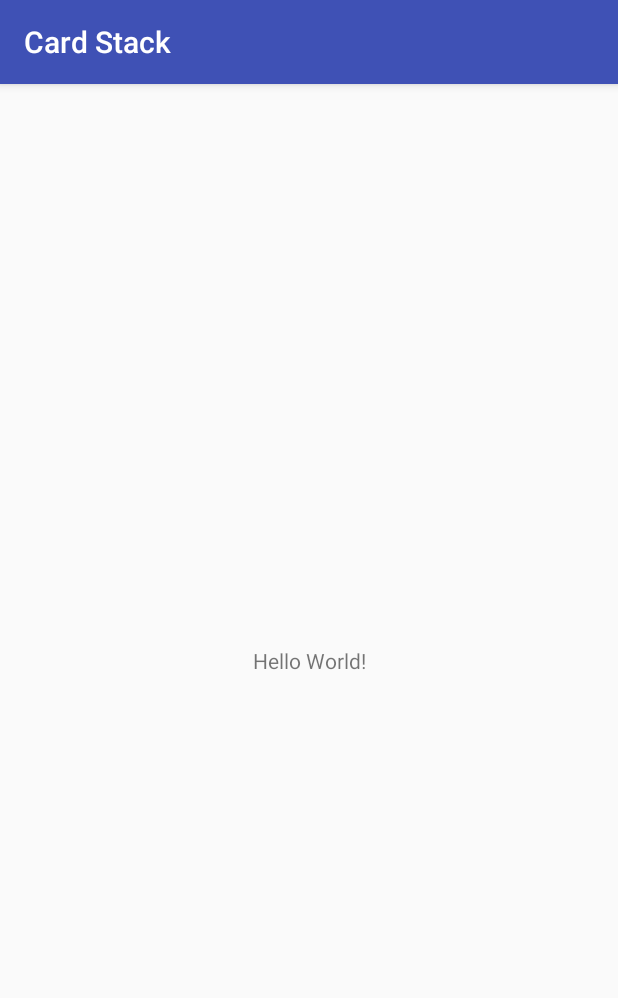
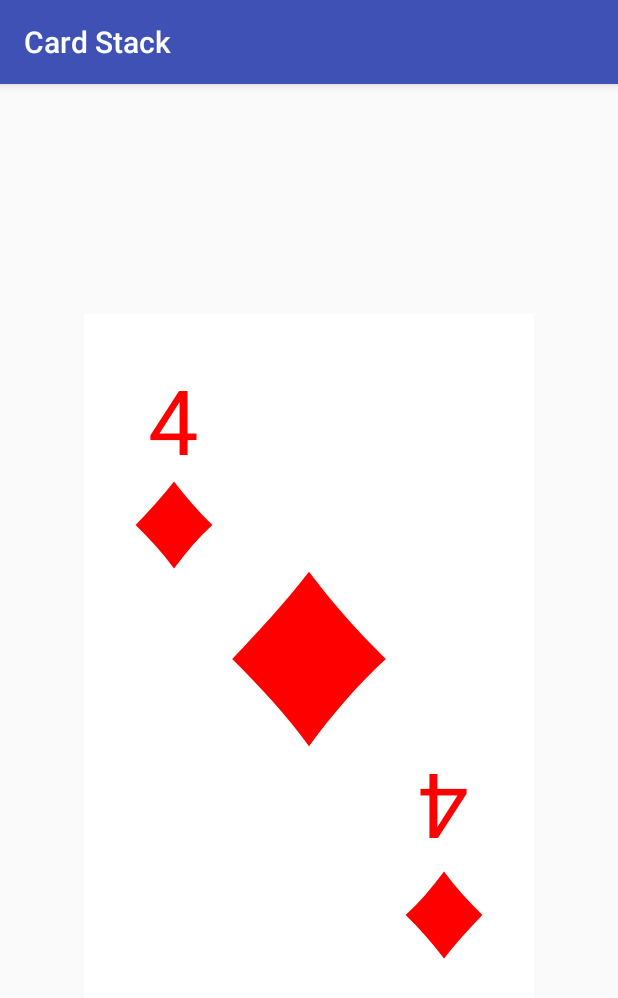
Before and after one commit to ChapmanCPSC356Fall2017/card-stack-harna100, an Android app: the screen it shows after launch (MainActivity), on a phone screen of 412 x 824 dp. Shown: the top 998 px of the screen. Run offline under Robolectric (Android 15) with nearby library versions, the phone set to English and light mode, and no system bars.

Commit message:
Completes basic assignment, maybe will add animations?

```diff
--- a/app/src/main/java/edu/chapman/cpsc356/harna100/cardstack/CardView.java
+++ b/app/src/main/java/edu/chapman/cpsc356/harna100/cardstack/CardView.java
@@ -1,6 +1,9 @@
 package edu.chapman.cpsc356.harna100.cardstack;
 
 import android.content.Context;
+import android.graphics.Color;
+import android.support.annotation.NonNull;
+import android.support.annotation.Nullable;
 import android.util.AttributeSet;
 import android.view.LayoutInflater;
 import android.widget.FrameLayout;
@@ -21,11 +24,22 @@ public class CardView extends FrameLayout {
 	private ImageView iv_suit_mid;
 	private ImageView iv_suit_bot;
 
+	public CardView(@NonNull Context context, @Nullable AttributeSet attrs) {
+		super(context, attrs);
+		setViews();
+		cardModel = new CardModel(Suit.Heart, "A");
+	}
+
 	public CardView(Context context, AttributeSet attrs, CardModel cardModel){
 		super(context, attrs);
 		this.cardModel = cardModel;
 		LayoutInflater.from(context).inflate(R.layout.fl_card, this, true);
 
+		setViews();
+		setCard();
+	}
+
+	private void setViews(){
 		this.tv_top = (TextView) findViewById(R.id.tv_top_numb);
 		this.tv_bot = (TextView) findViewById(R.id.tv_bot_numb);
 
@@ -34,4 +48,63 @@ public class CardView extends FrameLayout {
 		this.iv_suit_bot = (ImageView) findViewById(R.id.iv_bot_suit);
 
 	}
+
+	private void setCard(){
+		setSuits();
+		setValue();
+		setTextColor();
+	}
+
+	private void setSuits(){
+		int toUse = R.drawable.ic_heart;
+
+		switch(cardModel.getSuit()){
+			case Heart:
+				toUse = R.drawable.ic_heart;
+				break;
+			case Diamond:
+				toUse = R.drawable.ic_diamond;
+				break;
+			case Club:
+				toUse = R.drawable.ic_club;
+				break;
+			case Spade:
+				toUse = R.drawable.ic_spade;
+				break;
+		}
+
+		iv_suit_top.setImageResource(toUse);
+		iv_suit_mid.setImageResource(toUse);
+		iv_suit_bot.setImageResource(toUse);
+	}
+
+	private void setValue(){
+		tv_top.setText(cardModel.getValue());
+		tv_bot.setText(cardModel.getValue());
+	}
+
+	private void setTextColor(){
+		int toUse = Color.RED;
+
+		switch(cardModel.getSuit()){
+			case Heart:
+			case Diamond:
+				toUse = Color.RED;
+				break;
+			case Club:
+			case Spade:
+				toUse = Color.BLACK;
+				break;
+		}
+
+		tv_top.setTextColor(toUse);
+		tv_bot.setTextColor(toUse);
+	}
+
+
+	public void changeCardModel(CardModel newModel){
+		this.cardModel = newModel;
+		setCard();
+	}
+
 }
--- a/app/src/main/java/edu/chapman/cpsc356/harna100/cardstack/MainActivity.java
+++ b/app/src/main/java/edu/chapman/cpsc356/harna100/cardstack/MainActivity.java
@@ -1,13 +1,76 @@
 package edu.chapman.cpsc356.harna100.cardstack;
 
+import android.support.annotation.IntegerRes;
 import android.support.v7.app.AppCompatActivity;
 import android.os.Bundle;
+import android.util.Log;
+import android.view.View;
+import android.widget.FrameLayout;
+
+import java.util.ArrayList;
+import java.util.Arrays;
+import java.util.Collections;
+import java.util.List;
+import java.util.Stack;
 
 public class MainActivity extends AppCompatActivity {
+
+	private static final String TAG = "MainActivity";
+	private FrameLayout fl_cards;
+	private Stack<CardModel> cardStack;
+	private CardView cardView;
 
 	@Override
 	protected void onCreate(Bundle savedInstanceState) {
 		super.onCreate(savedInstanceState);
 		setContentView(R.layout.activity_main);
+		fl_cards = (FrameLayout) findViewById(R.id.fl_cards);
+		cardView = new CardView(this, null, new CardModel(Suit.Club, "4"));
+		fl_cards.addView(cardView);
+		fillStack();
+		cardView.changeCardModel(cardStack.pop());
+	}
+
+	public void changeCards(View view) {
+		if(!cardStack.isEmpty()){
+			cardView.changeCardModel(cardStack.pop());
+		}
+		else{
+			finish();
+		}
+
+	}
+
+	private void fillStack(){
+		List<CardModel> cards = new ArrayList<CardModel>();
+		int count = 0;
+		for (Suit suit : Suit.values()) {
+			for (int i = 1; i < 14; ++i) {
+				String toUse;
+				switch (i) {
+					case 1:
+						toUse = "A";
+						break;
+					case 11:
+						toUse = "J";
+						break;
+					case 12:
+						toUse = "Q";
+						break;
+					case 13:
+						toUse = "K";
+						break;
+					default:
+						toUse = Integer.toString(i);
+						break;
+				}
+				cards.add(count++, new CardModel(suit, toUse));
+			}
+		}
+		Collections.shuffle(cards);
+		cardStack = new Stack<CardModel>();
+		for (CardModel card : cards) {
+			cardStack.push(card);
+		}
 	}
 }
--- a/app/src/main/res/layout/activity_main.xml
+++ b/app/src/main/res/layout/activity_main.xml
@@ -1,19 +1,22 @@
 <?xml version="1.0" encoding="utf-8"?>
-<android.support.constraint.ConstraintLayout
+<LinearLayout
     xmlns:android="http://schemas.android.com/apk/res/android"
     xmlns:app="http://schemas.android.com/apk/res-auto"
     xmlns:tools="http://schemas.android.com/tools"
     android:layout_width="match_parent"
     android:layout_height="match_parent"
-    tools:context="edu.chapman.cpsc356.harna100.cardstack.MainActivity">
+    android:orientation="vertical"
+    android:gravity="center"
+    android:clickable="true"
+    android:onClick="changeCards"
+    tools:context="edu.chapman.cpsc356.harna100.cardstack.MainActivity"
+    android:weightSum="100">
 
-    <TextView
-        android:layout_width="wrap_content"
-        android:layout_height="wrap_content"
-        android:text="Hello World!"
-        app:layout_constraintBottom_toBottomOf="parent"
-        app:layout_constraintLeft_toLeftOf="parent"
-        app:layout_constraintRight_toRightOf="parent"
-        app:layout_constraintTop_toTopOf="parent"/>
+    <FrameLayout
+        android:layout_width="300dp"
+        android:layout_height="0dp"
+        android:layout_weight="60"
+        android:id="@+id/fl_cards">
+    </FrameLayout>
 
-</android.support.constraint.ConstraintLayout>
+</LinearLayout>
```
